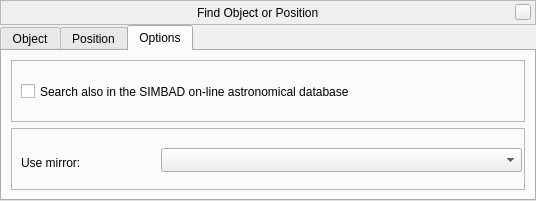
First picture: the form in src/gui/searchDialogGui.ui, repository 519984307/stellarium_src, before the edit.
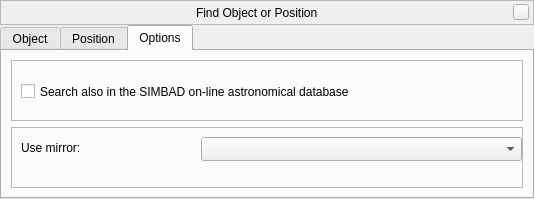
Second picture: the form after the edit. Icons and pictures are not drawn. Custom widgets are drawn as their Qt base class.

Commit message: update ui for SIMBAD options

```diff
--- a/src/gui/searchDialogGui.ui
+++ b/src/gui/searchDialogGui.ui
@@ -6,8 +6,8 @@
    <rect>
     <x>0</x>
     <y>0</y>
-    <width>536</width>
-    <height>201</height>
+    <width>534</width>
+    <height>199</height>
    </rect>
   </property>
   <property name="sizePolicy">
@@ -718,8 +718,8 @@
            <rect>
             <x>10</x>
             <y>10</y>
-            <width>91</width>
-            <height>49</height>
+            <width>171</width>
+            <height>21</height>
            </rect>
           </property>
           <property name="text">
@@ -729,9 +729,9 @@
          <widget class="QComboBox" name="useSimbadMirrorComboBox">
           <property name="geometry">
            <rect>
-            <x>150</x>
-            <y>20</y>
-            <width>361</width>
+            <x>190</x>
+            <y>10</y>
+            <width>321</width>
             <height>24</height>
            </rect>
           </property>
```
